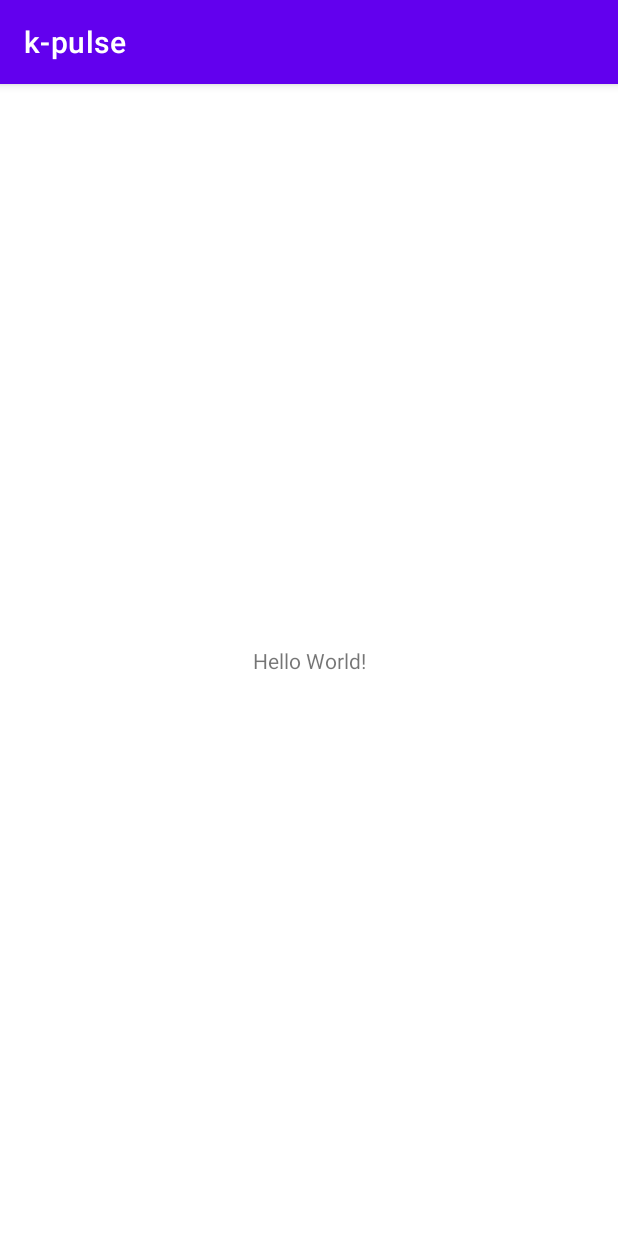
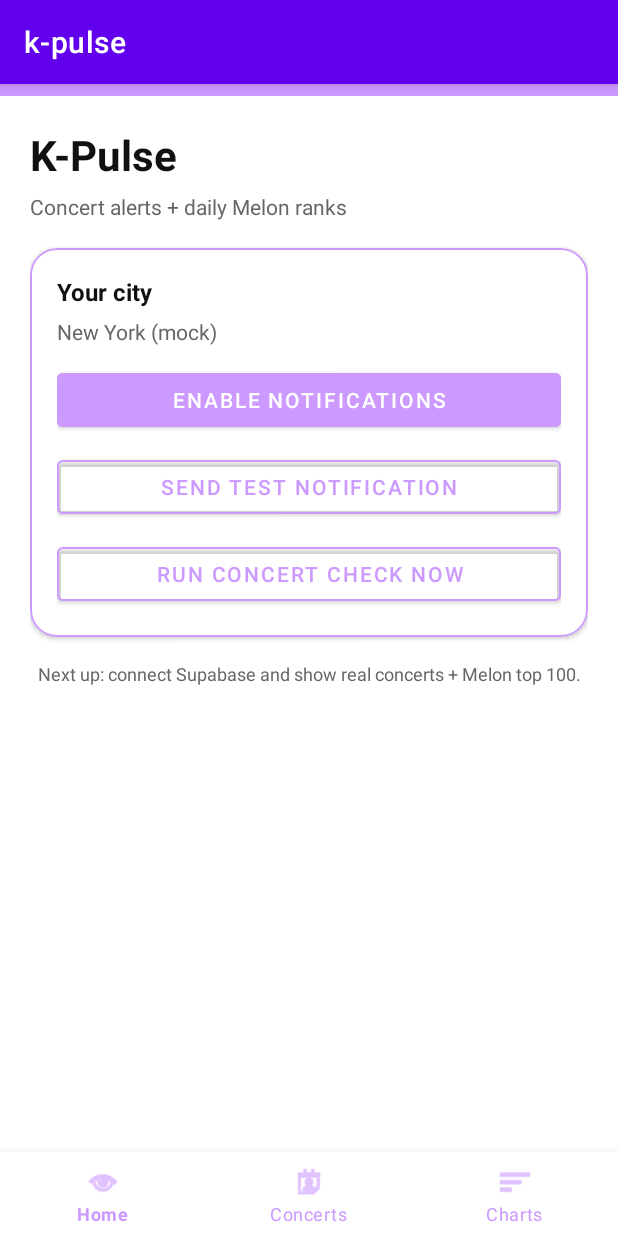
Before and after one commit to hlee18lee46/kpulse, an Android app: the screen it shows after launch (MainActivity), on a phone screen of 412 x 824 dp. Run offline under Robolectric (Android 15) with nearby library versions, the phone set to English and light mode, and no system bars.

Commit message:
ui change

```diff
--- a/app/build.gradle
+++ b/app/build.gradle
@@ -46,6 +46,7 @@ dependencies {
 
     // ✅ REQUIRED for CoroutineWorker / WorkManager
     implementation "androidx.work:work-runtime-ktx:2.8.1"
+    implementation 'androidx.navigation:navigation-fragment:2.5.3'
 
     // ✅ REQUIRED for java.time on minSdk 24
     coreLibraryDesugaring "com.android.tools:desugar_jdk_libs:2.0.4"
--- /dev/null
+++ b/app/src/main/java/com/example/k_pulse/ChartsFragment.kt
@@ -0,0 +1,5 @@
+package com.example.k_pulse
+
+import androidx.fragment.app.Fragment
+
+class ChartsFragment : Fragment(R.layout.fragment_charts)
--- /dev/null
+++ b/app/src/main/java/com/example/k_pulse/ConcertsFragment.kt
@@ -0,0 +1,5 @@
+package com.example.k_pulse
+
+import androidx.fragment.app.Fragment
+
+class ConcertsFragment : Fragment(R.layout.fragment_concerts)
--- /dev/null
+++ b/app/src/main/java/com/example/k_pulse/HomeFragment.kt
@@ -0,0 +1,61 @@
+package com.example.k_pulse
+
+import android.Manifest
+import android.content.pm.PackageManager
+import android.os.Build
+import android.os.Bundle
+import android.view.View
+import android.widget.TextView
+import androidx.core.app.ActivityCompat
+import androidx.core.content.ContextCompat
+import androidx.fragment.app.Fragment
+import androidx.work.OneTimeWorkRequestBuilder
+import androidx.work.WorkManager
+import com.google.android.material.button.MaterialButton
+
+class HomeFragment : Fragment(R.layout.fragment_home) {
+
+    private val notifReqCode = 1001
+
+    override fun onViewCreated(view: View, savedInstanceState: Bundle?) {
+        super.onViewCreated(view, savedInstanceState)
+
+        NotificationHelper.ensureChannel(requireContext())
+
+        view.findViewById<TextView>(R.id.tvCity).text = "New York (mock)"
+
+        view.findViewById<MaterialButton>(R.id.btnEnableNotifs).setOnClickListener {
+            requestNotifPermissionIfNeeded()
+        }
+
+        view.findViewById<MaterialButton>(R.id.btnTestNotif).setOnClickListener {
+            NotificationHelper.show(
+                requireContext(),
+                "Test alert 🔔",
+                "If you see this, notifications are working."
+            )
+        }
+
+        view.findViewById<MaterialButton>(R.id.btnRunCheck).setOnClickListener {
+            val req = OneTimeWorkRequestBuilder<ConcertCheckWorker>().build()
+            WorkManager.getInstance(requireContext()).enqueue(req)
+        }
+    }
+
+    private fun requestNotifPermissionIfNeeded() {
+        if (Build.VERSION.SDK_INT >= Build.VERSION_CODES.TIRAMISU) {
+            val granted = ContextCompat.checkSelfPermission(
+                requireContext(),
+                Manifest.permission.POST_NOTIFICATIONS
+            ) == PackageManager.PERMISSION_GRANTED
+
+            if (!granted) {
+                ActivityCompat.requestPermissions(
+                    requireActivity(),
+                    arrayOf(Manifest.permission.POST_NOTIFICATIONS),
+                    notifReqCode
+                )
+            }
+        }
+    }
+}
--- a/app/src/main/java/com/example/k_pulse/MainActivity.kt
+++ b/app/src/main/java/com/example/k_pulse/MainActivity.kt
@@ -1,45 +1,35 @@
 package com.example.k_pulse
 
-import android.Manifest
-import android.content.pm.PackageManager
-import android.os.Build
+import android.os.Bundle
 import androidx.appcompat.app.AppCompatActivity
-import android.os.Bundle
-import androidx.core.app.ActivityCompat
-import androidx.core.content.ContextCompat
-import androidx.work.OneTimeWorkRequestBuilder
-import androidx.work.WorkManager
+import com.google.android.material.bottomnavigation.BottomNavigationView
 
 class MainActivity : AppCompatActivity() {
-
-    private val notifReqCode = 1001
 
     override fun onCreate(savedInstanceState: Bundle?) {
         super.onCreate(savedInstanceState)
         setContentView(R.layout.activity_main)
 
-        NotificationHelper.ensureChannel(this)
-        requestNotifPermissionIfNeeded()
+        // Default screen
+        if (savedInstanceState == null) {
+            supportFragmentManager.beginTransaction()
+                .replace(R.id.fragmentContainer, HomeFragment())
+                .commit()
+        }
 
-        // ✅ Run worker immediately for testing (no waiting)
-        val req = OneTimeWorkRequestBuilder<ConcertCheckWorker>().build()
-        WorkManager.getInstance(this).enqueue(req)
-    }
+        findViewById<BottomNavigationView>(R.id.bottomNav).setOnItemSelectedListener { item ->
+            val fragment = when (item.itemId) {
+                R.id.nav_home -> HomeFragment()
+                R.id.nav_concerts -> ConcertsFragment()
+                R.id.nav_charts -> ChartsFragment()
+                else -> HomeFragment()
+            }
 
-    private fun requestNotifPermissionIfNeeded() {
-        if (Build.VERSION.SDK_INT >= Build.VERSION_CODES.TIRAMISU) {
-            val granted = ContextCompat.checkSelfPermission(
-                this,
-                Manifest.permission.POST_NOTIFICATIONS
-            ) == PackageManager.PERMISSION_GRANTED
+            supportFragmentManager.beginTransaction()
+                .replace(R.id.fragmentContainer, fragment)
+                .commit()
 
-            if (!granted) {
-                ActivityCompat.requestPermissions(
-                    this,
-                    arrayOf(Manifest.permission.POST_NOTIFICATIONS),
-                    notifReqCode
-                )
-            }
+            true
         }
     }
 }
--- a/app/src/main/res/layout/activity_main.xml
+++ b/app/src/main/res/layout/activity_main.xml
@@ -1,18 +1,43 @@
 <?xml version="1.0" encoding="utf-8"?>
 <androidx.constraintlayout.widget.ConstraintLayout
     xmlns:android="http://schemas.android.com/apk/res/android"
-    xmlns:tools="http://schemas.android.com/tools"
     xmlns:app="http://schemas.android.com/apk/res-auto"
     android:layout_width="match_parent"
     android:layout_height="match_parent"
-    tools:context=".MainActivity">
-    <TextView
-      android:layout_width="wrap_content"
-      android:layout_height="wrap_content"
-      android:text="Hello World!"
-      app:layout_constraintBottom_toBottomOf="parent"
-      app:layout_constraintStart_toStartOf="parent"
-      app:layout_constraintEnd_toEndOf="parent"
-      app:layout_constraintTop_toTopOf="parent" />
+    android:background="@color/white">
 
-  </androidx.constraintlayout.widget.ConstraintLayout>
+    <!-- Simple top strip (brand color) -->
+    <View
+        android:id="@+id/topStrip"
+        android:layout_width="0dp"
+        android:layout_height="8dp"
+        android:background="@color/kp_purple"
+        app:layout_constraintTop_toTopOf="parent"
+        app:layout_constraintStart_toStartOf="parent"
+        app:layout_constraintEnd_toEndOf="parent"/>
+
+    <!-- Screen content -->
+    <androidx.fragment.app.FragmentContainerView
+        android:id="@+id/fragmentContainer"
+        android:name="androidx.navigation.fragment.NavHostFragment"
+        android:layout_width="0dp"
+        android:layout_height="0dp"
+        app:layout_constraintTop_toBottomOf="@id/topStrip"
+        app:layout_constraintBottom_toTopOf="@id/bottomNav"
+        app:layout_constraintStart_toStartOf="parent"
+        app:layout_constraintEnd_toEndOf="parent"/>
+
+    <!-- Bottom nav -->
+    <com.google.android.material.bottomnavigation.BottomNavigationView
+        android:id="@+id/bottomNav"
+        android:layout_width="0dp"
+        android:layout_height="wrap_content"
+        android:background="@color/white"
+        app:menu="@menu/bottom_nav_menu"
+        app:itemIconTint="@color/kp_purple"
+        app:itemTextColor="@color/kp_purple"
+        app:labelVisibilityMode="labeled"
+        app:layout_constraintBottom_toBottomOf="parent"
+        app:layout_constraintStart_toStartOf="parent"
+        app:layout_constraintEnd_toEndOf="parent"/>
+</androidx.constraintlayout.widget.ConstraintLayout>
--- /dev/null
+++ b/app/src/main/res/layout/fragment_charts.xml
@@ -0,0 +1,23 @@
+<?xml version="1.0" encoding="utf-8"?>
+<LinearLayout xmlns:android="http://schemas.android.com/apk/res/android"
+    android:layout_width="match_parent"
+    android:layout_height="match_parent"
+    android:background="@color/white"
+    android:orientation="vertical"
+    android:padding="20dp">
+
+    <TextView
+        android:layout_width="wrap_content"
+        android:layout_height="wrap_content"
+        android:text="Melon Daily Chart"
+        android:textSize="22sp"
+        android:textStyle="bold"
+        android:textColor="@color/text_primary"/>
+
+    <TextView
+        android:layout_width="wrap_content"
+        android:layout_height="wrap_content"
+        android:layout_marginTop="6dp"
+        android:text="Today’s Top 100 will appear here."
+        android:textColor="@color/text_secondary"/>
+</LinearLayout>
--- /dev/null
+++ b/app/src/main/res/layout/fragment_concerts.xml
@@ -0,0 +1,23 @@
+<?xml version="1.0" encoding="utf-8"?>
+<LinearLayout xmlns:android="http://schemas.android.com/apk/res/android"
+    android:layout_width="match_parent"
+    android:layout_height="match_parent"
+    android:background="@color/white"
+    android:orientation="vertical"
+    android:padding="20dp">
+
+    <TextView
+        android:layout_width="wrap_content"
+        android:layout_height="wrap_content"
+        android:text="Concerts"
+        android:textSize="22sp"
+        android:textStyle="bold"
+        android:textColor="@color/text_primary"/>
+
+    <TextView
+        android:layout_width="wrap_content"
+        android:layout_height="wrap_content"
+        android:layout_marginTop="6dp"
+        android:text="Upcoming concerts for your city will appear here."
+        android:textColor="@color/text_secondary"/>
+</LinearLayout>
--- /dev/null
+++ b/app/src/main/res/layout/fragment_home.xml
@@ -0,0 +1,114 @@
+<?xml version="1.0" encoding="utf-8"?>
+<ScrollView xmlns:android="http://schemas.android.com/apk/res/android"
+    xmlns:app="http://schemas.android.com/apk/res-auto"
+    android:layout_width="match_parent"
+    android:layout_height="match_parent"
+    android:background="@color/white">
+
+    <LinearLayout
+        android:layout_width="match_parent"
+        android:layout_height="wrap_content"
+        android:orientation="vertical"
+        android:padding="20dp">
+
+        <TextView
+            android:layout_width="wrap_content"
+            android:layout_height="wrap_content"
+            android:text="K-Pulse"
+            android:textColor="@color/text_primary"
+            android:textSize="28sp"
+            android:textStyle="bold"/>
+
+        <TextView
+            android:layout_width="wrap_content"
+            android:layout_height="wrap_content"
+            android:layout_marginTop="6dp"
+            android:text="Concert alerts + daily Melon ranks"
+            android:textColor="@color/text_secondary"
+            android:textSize="14sp"/>
+
+        <View
+            android:layout_width="match_parent"
+            android:layout_height="18dp" />
+
+        <com.google.android.material.card.MaterialCardView
+            android:layout_width="match_parent"
+            android:layout_height="wrap_content"
+            app:cardCornerRadius="18dp"
+            app:cardElevation="2dp"
+            app:strokeWidth="1dp"
+            app:strokeColor="@color/kp_purple">
+
+            <LinearLayout
+                android:layout_width="match_parent"
+                android:layout_height="wrap_content"
+                android:orientation="vertical"
+                android:padding="18dp">
+
+                <TextView
+                    android:layout_width="wrap_content"
+                    android:layout_height="wrap_content"
+                    android:text="Your city"
+                    android:textColor="@color/text_primary"
+                    android:textStyle="bold"
+                    android:textSize="16sp"/>
+
+                <TextView
+                    android:id="@+id/tvCity"
+                    android:layout_width="wrap_content"
+                    android:layout_height="wrap_content"
+                    android:layout_marginTop="6dp"
+                    android:text="New York (mock)"
+                    android:textColor="@color/text_secondary"
+                    android:textSize="14sp"/>
+
+                <View
+                    android:layout_width="match_parent"
+                    android:layout_height="12dp" />
+
+                <com.google.android.material.button.MaterialButton
+                    android:id="@+id/btnEnableNotifs"
+                    android:layout_width="match_parent"
+                    android:layout_height="wrap_content"
+                    android:text="Enable notifications"
+                    android:backgroundTint="@color/kp_purple"
+                    android:textColor="@color/white"/>
+
+                <com.google.android.material.button.MaterialButton
+                    android:id="@+id/btnTestNotif"
+                    android:layout_width="match_parent"
+                    android:layout_height="wrap_content"
+                    android:layout_marginTop="10dp"
+                    android:text="Send test notification"
+                    app:strokeColor="@color/kp_purple"
+                    app:strokeWidth="1dp"
+                    android:backgroundTint="@android:color/transparent"
+                    android:textColor="@color/kp_purple"/>
+
+                <com.google.android.material.button.MaterialButton
+                    android:id="@+id/btnRunCheck"
+                    android:layout_width="match_parent"
+                    android:layout_height="wrap_content"
+                    android:layout_marginTop="10dp"
+                    android:text="Run concert check now"
+                    app:strokeColor="@color/kp_purple"
+                    app:strokeWidth="1dp"
+                    android:backgroundTint="@android:color/transparent"
+                    android:textColor="@color/kp_purple"/>
+
+            </LinearLayout>
+        </com.google.android.material.card.MaterialCardView>
+
+        <View
+            android:layout_width="match_parent"
+            android:layout_height="16dp" />
+
+        <TextView
+            android:layout_width="match_parent"
+            android:layout_height="wrap_content"
+            android:text="Next up: connect Supabase and show real concerts + Melon top 100."
+            android:textColor="@color/text_secondary"
+            android:textSize="12sp"
+            android:gravity="center"/>
+    </LinearLayout>
+</ScrollView>
--- /dev/null
+++ b/app/src/main/res/menu/bottom_nav_menu.xml
@@ -0,0 +1,17 @@
+<?xml version="1.0" encoding="utf-8"?>
+<menu xmlns:android="http://schemas.android.com/apk/res/android">
+    <item
+        android:id="@+id/nav_home"
+        android:title="Home"
+        android:icon="@android:drawable/ic_menu_view" />
+
+    <item
+        android:id="@+id/nav_concerts"
+        android:title="Concerts"
+        android:icon="@android:drawable/ic_menu_my_calendar" />
+
+    <item
+        android:id="@+id/nav_charts"
+        android:title="Charts"
+        android:icon="@android:drawable/ic_menu_sort_by_size" />
+</menu>
--- a/app/src/main/res/values/colors.xml
+++ b/app/src/main/res/values/colors.xml
@@ -7,4 +7,7 @@
     <color name="teal_700">#FF018786</color>
     <color name="black">#FF000000</color>
     <color name="white">#FFFFFFFF</color>
+    <color name="kp_purple">#CC99FF</color>
+    <color name="text_primary">#111111</color>
+    <color name="text_secondary">#666666</color>
 </resources>
```
